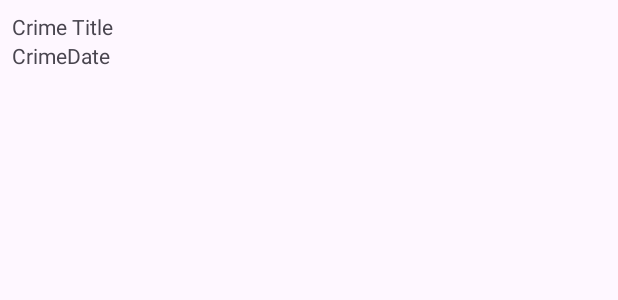
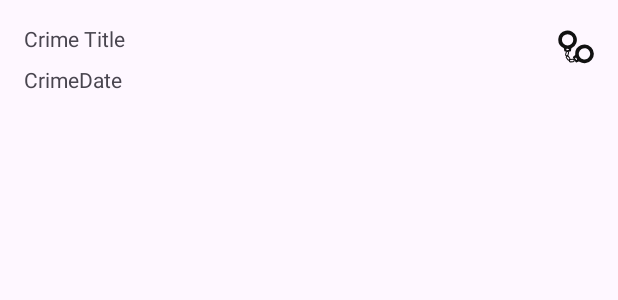
Before and after one commit to Ericcyyyy/CriminalIntent, an Android app: the layout list_item_crime.xml on its own in the app's theme, with its tools: preview values and no code run, on a phone screen of 412 x 824 dp. Shown: the top 300 px of the screen. Run offline under Robolectric (Android 15) with nearby library versions, the phone set to English and light mode, and no system bars.

Commit message:
- Added ic_solve.xml to drawables - Implemented the ic_solve.xml utilizing list_item_crime.xml layout editor - Convert list_item_crime layout to constraint layout to prevent nested layouts - Organize and resize views/images by adding constraints on layout editor - Update layout so it shows ImageView when crimes have been solved - Update CrimeListAdapter to show ImageView (cuffs) when crime is solved

```diff
--- a/app/src/main/java/com/bignerdranch/android/criminalintent/CrimeListAdapter.kt
+++ b/app/src/main/java/com/bignerdranch/android/criminalintent/CrimeListAdapter.kt
@@ -1,6 +1,7 @@
 package com.bignerdranch.android.criminalintent
 
 import android.view.LayoutInflater
+import android.view.View
 import android.view.ViewGroup
 import android.widget.Toast
 import androidx.recyclerview.widget.RecyclerView
@@ -19,6 +20,12 @@ class CrimeHolder(
                 "${crime.title} clicked!",
                 Toast.LENGTH_SHORT
             ).show()
+        }
+
+        binding.crimeSolved.visibility = if (crime.isSolved) {
+            View.VISIBLE
+        } else {
+            View.GONE
         }
     }
 }
--- a/app/src/main/res/layout/list_item_crime.xml
+++ b/app/src/main/res/layout/list_item_crime.xml
@@ -1,20 +1,43 @@
 <?xml version="1.0" encoding="utf-8"?>
-<LinearLayout xmlns:android="http://schemas.android.com/apk/res/android"
-    android:orientation="vertical"
+<androidx.constraintlayout.widget.ConstraintLayout xmlns:android="http://schemas.android.com/apk/res/android"
+    xmlns:app="http://schemas.android.com/apk/res-auto"
+    xmlns:tools="http://schemas.android.com/tools"
+    android:id="@+id/linearLayout"
     android:layout_width="match_parent"
-    android:layout_height="wrap_content"
-    android:padding="8dp">
+    android:layout_height="wrap_content">
 
     <TextView
         android:id="@+id/crime_title"
-        android:layout_width="match_parent"
+        android:layout_width="0dp"
         android:layout_height="wrap_content"
-        android:text="Crime Title"/>
+        android:layout_marginStart="16dp"
+        android:layout_marginTop="16dp"
+        android:layout_marginEnd="8dp"
+        android:text="Crime Title"
+        app:layout_constraintEnd_toStartOf="@+id/crime_solved"
+        app:layout_constraintStart_toStartOf="parent"
+        app:layout_constraintTop_toTopOf="parent" />
 
     <TextView
         android:id="@+id/crime_date"
-        android:layout_width="match_parent"
+        android:layout_width="0dp"
         android:layout_height="wrap_content"
-        android:text="CrimeDate"/>
+        android:layout_marginStart="16dp"
+        android:layout_marginTop="8dp"
+        android:layout_marginEnd="8dp"
+        android:text="CrimeDate"
+        app:layout_constraintEnd_toStartOf="@+id/crime_solved"
+        app:layout_constraintStart_toStartOf="parent"
+        app:layout_constraintTop_toBottomOf="@+id/crime_title" />
 
-</LinearLayout>
+    <ImageView
+        android:id="@+id/crime_solved"
+        android:layout_width="wrap_content"
+        android:layout_height="wrap_content"
+        android:layout_marginEnd="16dp"
+        android:src="@drawable/ic_solved"
+        app:layout_constraintBottom_toBottomOf="parent"
+        app:layout_constraintEnd_toEndOf="parent"
+        app:layout_constraintTop_toTopOf="parent" />
+
+</androidx.constraintlayout.widget.ConstraintLayout>
```
Also changed, not shown: 6 other files.
